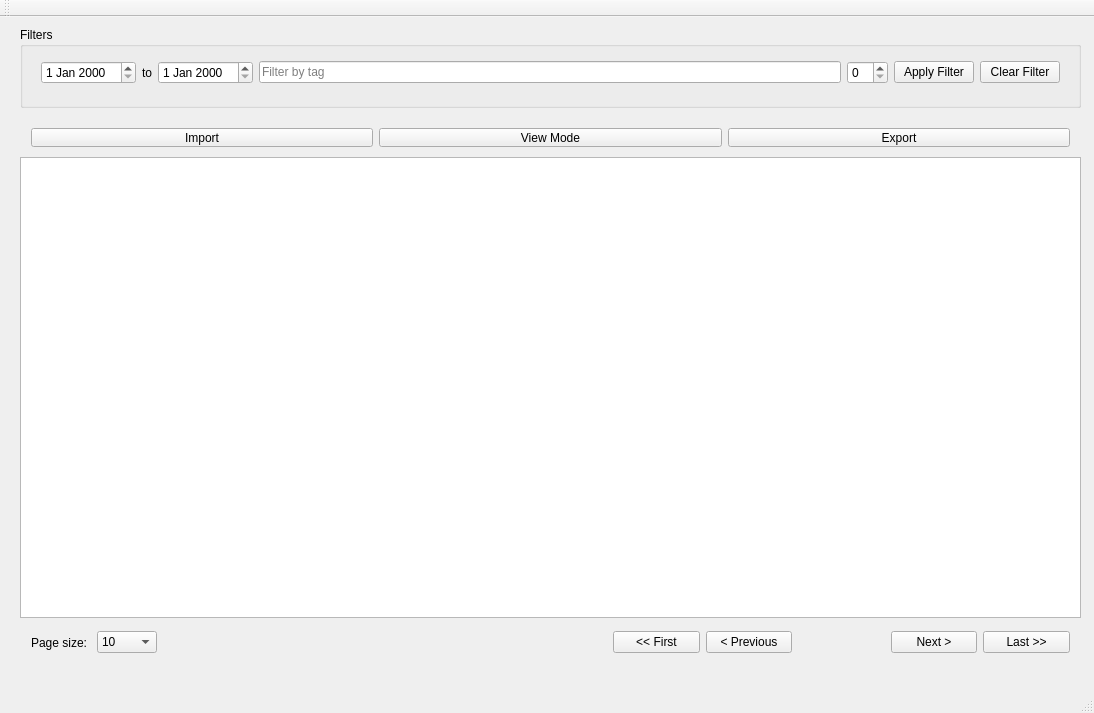
Old version of the form src/TSS_App.ui in the repository juliaondrusova/TSS_2025_Ondrusova.
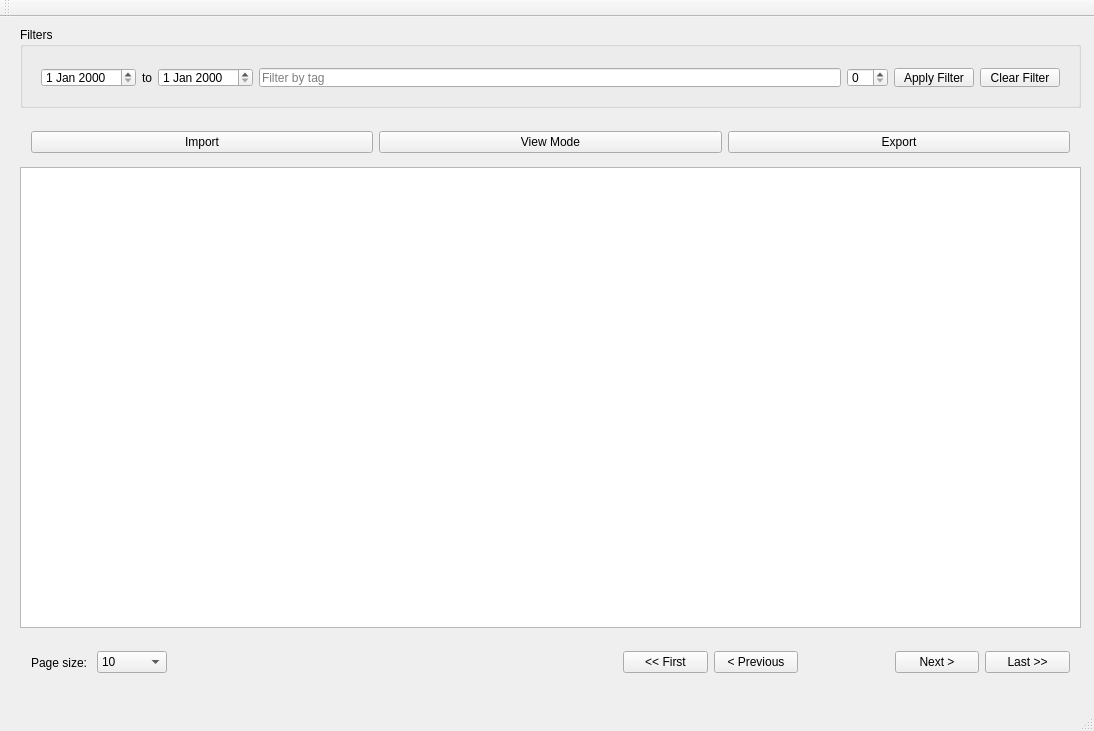
New version of the form.

```diff
--- a/src/TSS_App.ui
+++ b/src/TSS_App.ui
@@ -7,7 +7,7 @@
     <x>0</x>
     <y>0</y>
     <width>1094</width>
-    <height>713</height>
+    <height>731</height>
    </rect>
   </property>
   <property name="windowTitle">
@@ -30,9 +30,9 @@
      <property name="geometry">
       <rect>
        <x>10</x>
-       <y>20</y>
+       <y>30</y>
        <width>1041</width>
-       <height>51</height>
+       <height>41</height>
       </rect>
      </property>
      <layout class="QHBoxLayout" name="horizontalLayout_2">
@@ -82,7 +82,7 @@
       <x>20</x>
       <y>100</y>
       <width>1061</width>
-      <height>41</height>
+      <height>51</height>
      </rect>
     </property>
     <layout class="QHBoxLayout" name="horizontalLayout">
@@ -113,7 +113,7 @@
     <property name="geometry">
      <rect>
       <x>20</x>
-      <y>140</y>
+      <y>150</y>
       <width>1061</width>
       <height>461</height>
      </rect>
@@ -123,7 +123,7 @@
     <property name="geometry">
      <rect>
       <x>20</x>
-      <y>600</y>
+      <y>620</y>
       <width>1061</width>
       <height>51</height>
      </rect>
@@ -146,7 +146,7 @@
       <widget class="QComboBox" name="comboPageSize">
        <property name="maximumSize">
         <size>
-         <width>60</width>
+         <width>70</width>
          <height>16777215</height>
         </size>
        </property>
```
